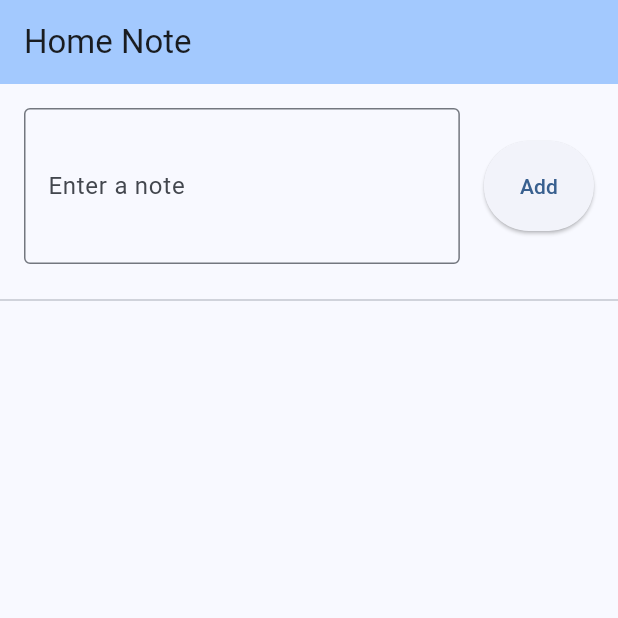
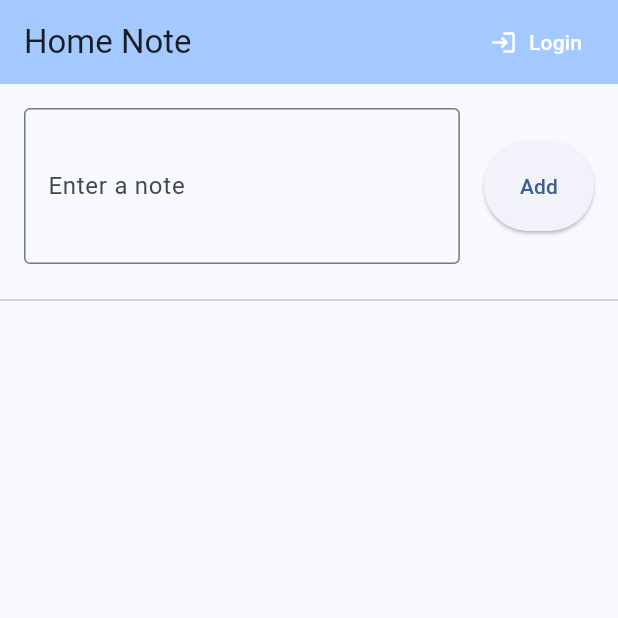
Before and after one commit to buzzedtop/home-note, a Flutter app: the screen it shows after launch, on a phone screen of 412 x 824 dp, the top half of it. Run offline on Flutter 3.47's test engine with Material 3 defaults, Android fonts, the phone set to English and light mode, and no system bars; our stand-ins replace icons_plus, shared_preferences.

Commit message:
Add login button to AppBar and tests
Co-authored-by: gleatd01 <53531609+gleatd01@users.noreply.github.com>

```diff
--- a/lib/main.dart
+++ b/lib/main.dart
@@ -158,6 +158,19 @@ class _MyHomePageState extends State<MyHomePage> {
       appBar: AppBar(
         backgroundColor: Theme.of(context).colorScheme.inversePrimary,
         title: Text(widget.title),
+        actions: [
+          TextButton.icon(
+            onPressed: () {
+              // Login functionality placeholder
+              ScaffoldMessenger.of(context).showSnackBar(
+                const SnackBar(content: Text('Login functionality coming soon')),
+              );
+            },
+            icon: const Icon(Icons.login, color: Colors.white),
+            label: const Text('Login', style: TextStyle(color: Colors.white)),
+          ),
+          const SizedBox(width: 8),
+        ],
       ),
       body: Column(
         children: [
```
Also changed, not shown: 2 other files.
